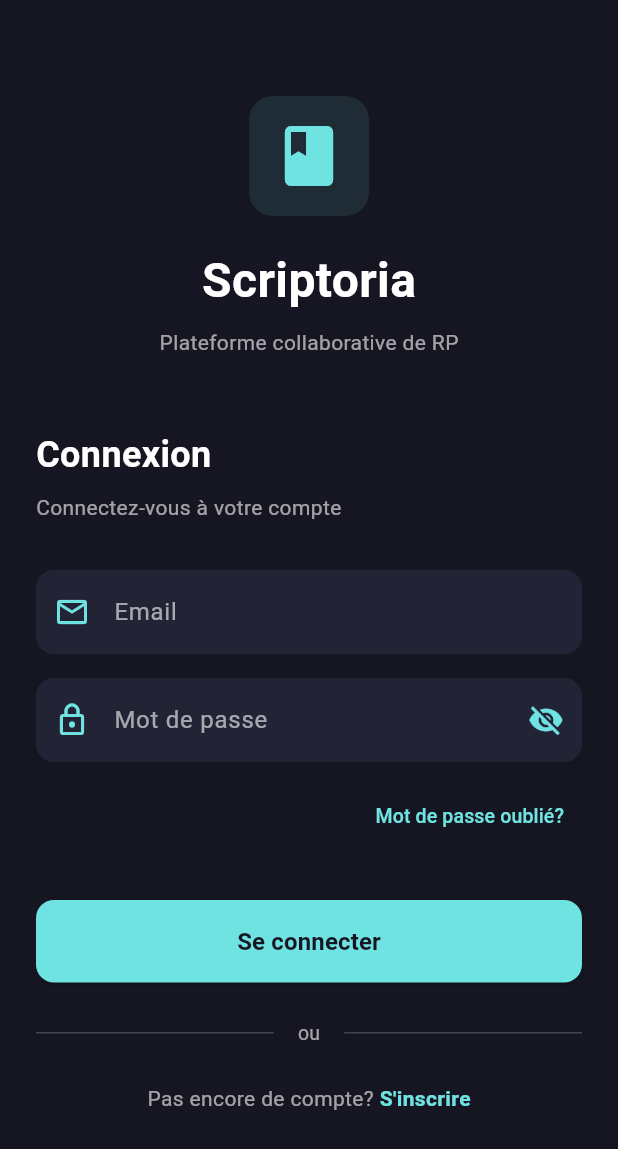
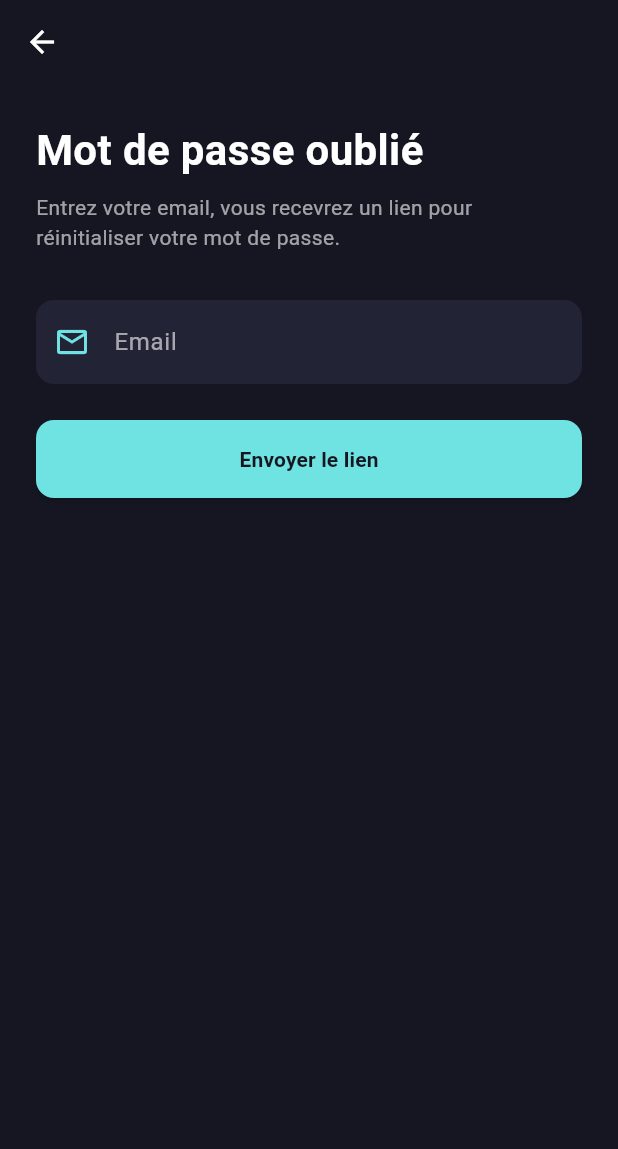
Before and after one commit to AurelienFerrari/Scriptoria, a Flutter app: the screen it shows after launch, after a tap on "Mot de passe oublié?", on a phone screen of 412 x 824 dp. Shown: the top 1149 px of the screen. Run offline on Flutter 3.47's test engine with Material 3 defaults, Android fonts, the phone set to English and light mode, and no system bars; our stand-ins replace flutter_dotenv, image_picker, permission_handler, shared_preferences, supabase_flutter; accounts and stored records are empty.

Commit message:
Corrige B12, B13, B14 et B16 (routes/persistance manquantes)
- B16 : route /settings ajoutée, icône Paramètres de ProfilePage branchée
  dessus (n'était plus qu'un TODO)
- B12 : nouvel écran ForgotPasswordPage (email -> AuthProvider.resetPassword,
  qui existait déjà côté service mais n'était jamais exposé), route
  /forgot-password ajoutée
- B13 : RoomCreatePage crée réellement une ligne dans la table campaigns
  (SupabaseService.createCampaign) avec un code d'invitation généré
  (6 caractères, sans 0/O/1/I), puis navigue vers RoomShell
- B14 : RoomJoinPage vérifie réellement le code saisi contre la table
  campaigns (SupabaseService.getCampaignByJoinCode) avant de rejoindre

Portée volontairement limitée : RoomShell affiche toujours son contenu de
démonstration quel que soit l'id de room reçu (le brancher sur les vraies
données de la campagne est un chantier à part, cf. CHANGELOG/dev futur).
L'upload d'image reste non implémenté (B15, hors périmètre de cette passe) :
la création d'une room avec une icône importée depuis la galerie stocke
icon_url à null plutôt que d'échouer.

Tests : 65 tests (+8 depuis la dernière mesure), couverture 71,7% (vs 67,8%).

```diff
--- /dev/null
+++ b/lib/features/auth/presentation/pages/forgot_password_page.dart
@@ -0,0 +1,156 @@
+import 'package:flutter/material.dart';
+import 'package:provider/provider.dart';
+
+import 'package:scriptoria/core/providers/auth_provider.dart';
+import 'package:scriptoria/core/utils/friendly_auth_error.dart';
+
+class ForgotPasswordPage extends StatefulWidget {
+  const ForgotPasswordPage({super.key});
+
+  @override
+  State<ForgotPasswordPage> createState() => _ForgotPasswordPageState();
+}
+
+class _ForgotPasswordPageState extends State<ForgotPasswordPage> {
+  final _emailController = TextEditingController();
+  bool _isLoading = false;
+  String? _errorMessage;
+  bool _emailSent = false;
+
+  @override
+  void dispose() {
+    _emailController.dispose();
+    super.dispose();
+  }
+
+  Future<void> _handleReset() async {
+    if (_emailController.text.trim().isEmpty) {
+      setState(() => _errorMessage = 'Veuillez entrer votre email');
+      return;
+    }
+
+    setState(() {
+      _isLoading = true;
+      _errorMessage = null;
+    });
+
+    try {
+      await context.read<AuthProvider>().resetPassword(_emailController.text.trim());
+      if (mounted) {
+        setState(() => _emailSent = true);
+      }
+    } catch (e) {
+      setState(() => _errorMessage = friendlyAuthErrorMessage(e));
+    } finally {
+      if (mounted) {
+        setState(() => _isLoading = false);
+      }
+    }
+  }
+
+  @override
+  Widget build(BuildContext context) {
+    const Color primaryColor = Color(0xFF6FE3E1);
+    const Color bgColor = Color(0xFF161622);
+    const Color cardColor = Color(0xFF232336);
+
+    return Scaffold(
+      backgroundColor: bgColor,
+      appBar: AppBar(
+        backgroundColor: bgColor,
+        elevation: 0,
+        leading: IconButton(
+          icon: const Icon(Icons.arrow_back, color: Colors.white),
+          tooltip: 'Retour',
+          onPressed: () => Navigator.pop(context),
+        ),
+      ),
+      body: SafeArea(
+        child: Padding(
+          padding: const EdgeInsets.symmetric(horizontal: 24, vertical: 24),
+          child: Column(
+            crossAxisAlignment: CrossAxisAlignment.start,
+            children: [
+              const Text(
+                'Mot de passe oublié',
+                style: TextStyle(color: Colors.white, fontWeight: FontWeight.bold, fontSize: 28),
+              ),
+              const SizedBox(height: 8),
+              Text(
+                'Entrez votre email, vous recevrez un lien pour réinitialiser votre mot de passe.',
+                style: TextStyle(color: Colors.white.withOpacity(0.6), fontSize: 14),
+              ),
+              const SizedBox(height: 32),
+              if (_emailSent)
+                Container(
+                  padding: const EdgeInsets.all(12),
+                  decoration: BoxDecoration(
+                    color: primaryColor.withOpacity(0.1),
+                    border: Border.all(color: primaryColor.withOpacity(0.5)),
+                    borderRadius: BorderRadius.circular(8),
+                  ),
+                  child: const Text(
+                    'Email envoyé ! Vérifiez votre boîte de réception.',
+                    style: TextStyle(color: primaryColor, fontSize: 13),
+                  ),
+                )
+              else ...[
+                if (_errorMessage != null)
+                  Container(
+                    padding: const EdgeInsets.all(12),
+                    decoration: BoxDecoration(
+                      color: Colors.red.withOpacity(0.1),
+                      border: Border.all(color: Colors.red.withOpacity(0.5)),
+                      borderRadius: BorderRadius.circular(8),
+                    ),
+                    child: Text(
+                      _errorMessage!,
+                      style: const TextStyle(color: Colors.red, fontSize: 13),
+                    ),
+                  ),
+                if (_errorMessage != null) const SizedBox(height: 20),
+                TextField(
+                  controller: _emailController,
+                  enabled: !_isLoading,
+                  keyboardType: TextInputType.emailAddress,
+                  style: const TextStyle(color: Colors.white),
+                  decoration: InputDecoration(
+                    labelText: 'Email',
+                    labelStyle: TextStyle(color: Colors.white.withOpacity(0.6)),
+                    prefixIcon: const Icon(Icons.email_outlined, color: primaryColor),
+                    filled: true,
+                    fillColor: cardColor,
+                    border: OutlineInputBorder(
+                      borderRadius: BorderRadius.circular(12),
+                      borderSide: BorderSide.none,
+                    ),
+                  ),
+                ),
+                const SizedBox(height: 24),
+                SizedBox(
+                  width: double.infinity,
+                  child: ElevatedButton(
+                    onPressed: _isLoading ? null : _handleReset,
+                    style: ElevatedButton.styleFrom(
+                      backgroundColor: primaryColor,
+                      foregroundColor: bgColor,
+                      padding: const EdgeInsets.symmetric(vertical: 16),
+                      shape: RoundedRectangleBorder(borderRadius: BorderRadius.circular(12)),
+                    ),
+                    child: _isLoading
+                        ? const SizedBox(
+                            height: 20,
+                            width: 20,
+                            child: CircularProgressIndicator(strokeWidth: 2),
+                          )
+                        : const Text('Envoyer le lien', style: TextStyle(fontWeight: FontWeight.bold)),
+                  ),
+                ),
+              ],
+            ],
+          ),
+        ),
+      ),
+    );
+  }
+}
--- a/lib/features/profile/presentation/pages/profile_page.dart
+++ b/lib/features/profile/presentation/pages/profile_page.dart
@@ -124,7 +124,7 @@ class _ProfilePageState extends State<ProfilePage> with SingleTickerProviderStat
             icon: const Icon(Icons.settings, color: Colors.white70),
             tooltip: 'Paramètres',
             onPressed: () {
-              // TODO: Naviguer vers les paramètres
+              Navigator.pushNamed(context, '/settings');
             },
           ),
         ],
--- a/lib/main.dart
+++ b/lib/main.dart
@@ -7,8 +7,10 @@ import 'features/room/presentation/shell/room_shell.dart';
 import 'features/room/presentation/home/room_create_page.dart';
 import 'features/room/presentation/home/room_join_page.dart';
 import 'features/profile/presentation/pages/profile_page.dart';
+import 'features/settings/presentation/pages/settings_page.dart';
 import 'features/auth/presentation/pages/login_page.dart';
 import 'features/auth/presentation/pages/register_page.dart';
+import 'features/auth/presentation/pages/forgot_password_page.dart';
 
 void main() async {
   WidgetsFlutterBinding.ensureInitialized();
@@ -79,10 +81,12 @@ class MyApp extends StatelessWidget {
         '/home': (context) => const HomePage(),
         '/login': (context) => const LoginPage(),
         '/register': (context) => const RegisterPage(),
+        '/forgot-password': (context) => const ForgotPasswordPage(),
         '/room': (context) => const RoomShell(roomId: 'demo'),
         '/CreationRoom': (context) => const RoomCreatePage(),
         '/JoinRoom': (context) => const RoomJoinPage(),
         '/profile': (context) => const ProfilePage(),
+        '/settings': (context) => const SettingsPage(),
       },
     );
   }
```
Also changed, not shown: lib/core/providers/auth_provider.dart (+26 -0 lines), lib/core/services/supabase_service.dart (+38 -0 lines), lib/features/room/presentation/home/room_create_page.dart (+69 -11 lines), lib/features/room/presentation/home/room_join_page.dart (+58 -10 lines), 5 other files.
